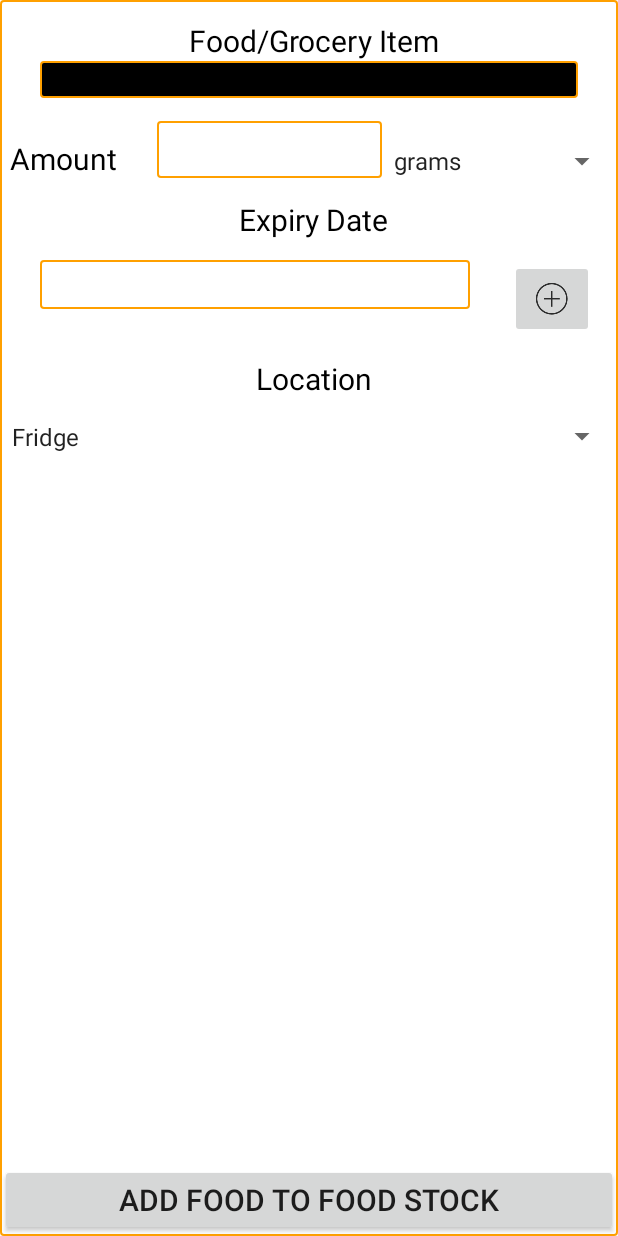
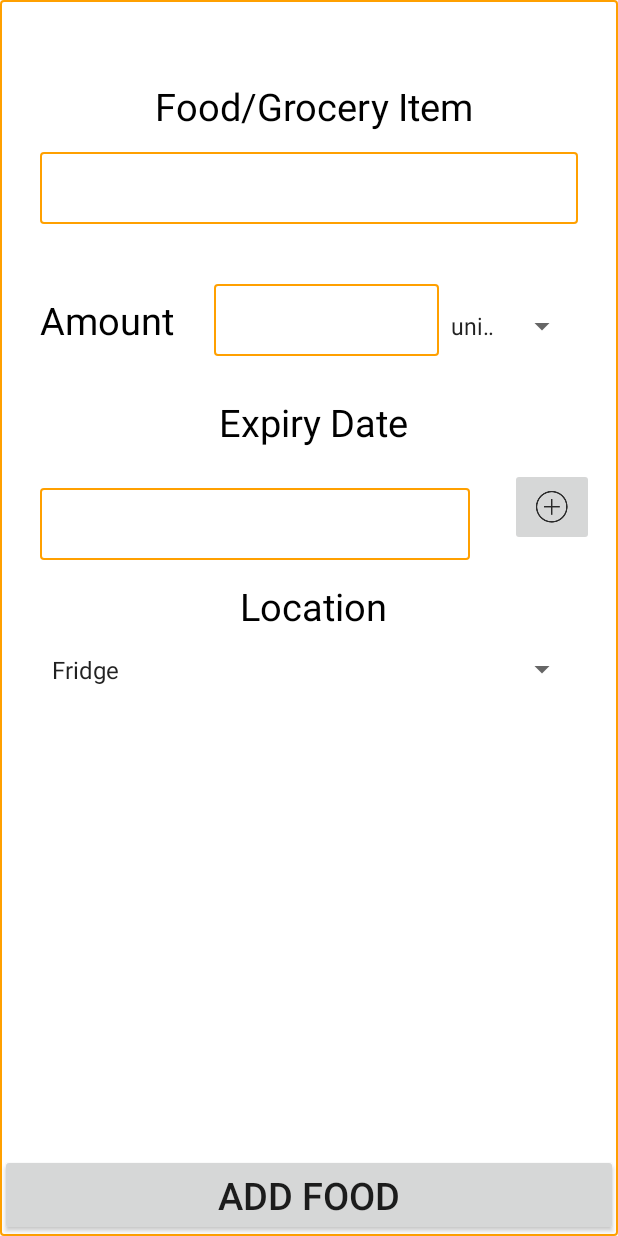
Before and after one commit to strebelr/FridgeManager, an Android app: the addFoodToFoodStock screen opened directly, with no data from a screen before it, on a phone screen of 412 x 824 dp. Run offline under Robolectric (Android 15) with nearby library versions, the phone set to English and light mode, and no system bars.

Commit message:
Fixed manual add

```diff
--- a/app/src/main/res/drawable/field_input_border.xml
+++ b/app/src/main/res/drawable/field_input_border.xml
@@ -1,11 +1,6 @@
 <?xml version="1.0" encoding="utf-8"?>
 <shape xmlns:android="http://schemas.android.com/apk/res/android"
     android:shape="rectangle" >
-
-    <!-- view background color -->
-    <solid
-        android:color="@color/common_google_signin_btn_text_dark" >
-    </solid>
 
     <!-- view border color and width -->
     <stroke
--- a/app/src/main/res/layout/activity_add_food.xml
+++ b/app/src/main/res/layout/activity_add_food.xml
@@ -4,32 +4,38 @@
     android:layout_width="fill_parent"
     android:layout_height="fill_parent"
     android:layout_gravity="center"
+    android:background="@drawable/container_border"
     android:orientation="vertical"
-    android:background="@drawable/container_border"
     android:weightSum="1">
 
     <TextView
         android:layout_width="wrap_content"
         android:layout_height="wrap_content"
+        android:layout_centerVertical="true"
         android:layout_gravity="center"
+        android:layout_marginTop="60px"
         android:paddingLeft="10px"
         android:paddingTop="20px"
+        android:paddingBottom="20px"
+        android:text="Food/Grocery Item"
         android:textColor="@android:color/black"
         android:textColorHighlight="@android:color/primary_text_dark"
-        android:layout_centerVertical="true"
-        android:textSize="20dp"
-        android:text="Food/Grocery Item" />
+        android:textSize="25dp" />
 
 
     <AutoCompleteTextView
+        android:id="@+id/addFoodName"
         android:layout_width="fill_parent"
         android:layout_height="wrap_content"
         android:layout_marginLeft="40px"
         android:layout_marginRight="40px"
-        android:id="@+id/addFoodName"
+        android:paddingBottom="10px"
+        android:paddingTop="10px"
         android:background="@drawable/field_input_border"
         android:inputType="text"
-
+        android:textSize="25dp"
+        android:paddingLeft="30px"
+        android:paddingRight="30px"
         />
 
 
@@ -43,96 +49,91 @@
         <TextView
             android:layout_width="wrap_content"
             android:layout_height="wrap_content"
-            android:paddingLeft="10px"
-            android:paddingTop="20px"
+            android:layout_centerVertical="true"
+            android:paddingLeft="40px"
+            android:paddingTop="10px"
+            android:paddingBottom="10px"
+            android:layout_marginTop="40px"
+            android:text="Amount"
             android:textColor="@android:color/black"
             android:textColorHighlight="@android:color/primary_text_dark"
-            android:layout_centerVertical="true"
-            android:textSize="20dp"
-            android:text="Amount" />
+            android:textSize="25dp" />
 
         <EditText
+            android:id="@+id/amounttext"
             android:layout_width="150dp"
             android:layout_height="wrap_content"
+            android:gravity="right"
+            android:paddingLeft="30px"
+            android:paddingRight="30px"
             android:layout_marginLeft="40px"
-            android:paddingTop="20px"
+            android:background="@drawable/field_input_border"
             android:inputType="number"
-            android:background="@drawable/field_input_border"
-            android:id="@+id/amounttext"
-             />
+            android:layout_marginTop="40px"
+            android:paddingTop="10px"
+            android:paddingBottom="10px"
+            android:textSize="25dp"/>
 
         <Spinner
             android:id="@+id/amountspinner"
-            android:entries="@array/amount"
+            android:layout_marginRight="40px"
+            android:layout_marginTop="40px"
             android:layout_width="match_parent"
             android:layout_height="wrap_content"
-            android:popupBackground="@android:color/transparent"
-            />
+            android:entries="@array/amount" />
 
     </LinearLayout>
 
     <TextView
         android:layout_width="wrap_content"
         android:layout_height="wrap_content"
+        android:layout_centerVertical="true"
         android:layout_gravity="center"
         android:paddingLeft="10px"
-        android:paddingTop="20px"
+        android:paddingTop="40px"
+        android:text="Expiry Date"
         android:textColor="@android:color/black"
         android:textColorHighlight="@android:color/primary_text_dark"
-        android:layout_centerVertical="true"
-        android:textSize="20dp"
-        android:text="Expiry Date" />
+        android:textSize="25dp" />
 
     <LinearLayout
         android:layout_width="fill_parent"
         android:layout_height="wrap_content"
         android:orientation="horizontal"
-        android:paddingTop="20px"
-        >
+        android:paddingTop="20px">
+
+            <TextView
+                android:layout_width="0dp"
+                android:layout_height="wrap_content"
+                android:layout_marginLeft="40px"
+                android:layout_marginRight="40px"
+                android:layout_marginTop="20px"
+                android:layout_weight="4"
+                android:background="@drawable/field_input_border"
+                android:gravity="center"
+                android:orientation="vertical"
+                android:paddingTop="10px"
+                android:paddingBottom="10px"
+                android:textSize="25dp"
+                android:id="@+id/expiry_date" />
 
         <LinearLayout
-
+            android:layout_width="0dp"
             android:layout_height="wrap_content"
-            android:orientation="vertical"
-            android:layout_width="0dp"
-            android:layout_weight="4"
-            android:layout_marginLeft="40px"
-            android:layout_marginRight="40px"
-            android:gravity="bottom"
-            android:background="@drawable/field_input_border"
-            android:paddingTop="20px"
-            >
-
-            <TextView
-                android:id="@+id/expiry_date"
-                android:layout_marginLeft="40px"
-                android:layout_marginRight="40px"
-                android:layout_width="wrap_content"
-                android:background="@drawable/field_input_border"
-                android:layout_height="wrap_content" />
-
-
-
-         </LinearLayout>
-
-        <LinearLayout
-            android:layout_height="wrap_content"
-            android:orientation="vertical"
+            android:layout_weight="1"
             android:gravity="top"
-            android:layout_width="0dp"
-            android:layout_weight="1"
-            >
+            android:orientation="vertical">
 
             <ImageButton
                 android:id="@+id/btn1"
                 android:layout_width="wrap_content"
                 android:layout_height="wrap_content"
-                    android:text="Pick Date"
+                android:layout_alignParentLeft="true"
+                android:layout_alignParentStart="true"
+                android:layout_centerVertical="true"
+                android:onClick="showDatePickerDialog"
                 android:src="@drawable/ic_plus"
-                    android:onClick="showDatePickerDialog"
-                    android:layout_centerVertical="true"
-                    android:layout_alignParentLeft="true"
-                    android:layout_alignParentStart="true" />
+                android:text="Pick Date" />
         </LinearLayout>
 
 
@@ -141,22 +142,23 @@
     <TextView
         android:layout_width="wrap_content"
         android:layout_height="wrap_content"
+        android:layout_centerVertical="true"
         android:layout_gravity="center"
         android:paddingLeft="10px"
         android:paddingTop="20px"
+        android:text="Location"
         android:textColor="@android:color/black"
         android:textColorHighlight="@android:color/primary_text_dark"
-        android:layout_centerVertical="true"
-        android:textSize="20dp"
-        android:text="Location" />
+        android:textSize="25dp" />
 
 
     <Spinner
         android:id="@+id/spinner1_for_location"
+        android:layout_marginRight="40px"
+        android:layout_marginLeft="40px"
         android:layout_width="match_parent"
         android:layout_height="50dp"
         android:entries="@array/locations"
-
         />
 
     <LinearLayout
@@ -164,13 +166,15 @@
         android:layout_height="0dip"
         android:layout_weight="1"
         android:gravity="center|bottom"
-        android:orientation="vertical" >
+        android:orientation="vertical">
+
         <Button
+            android:id="@+id/button_add_to_food_stock"
             android:layout_width="match_parent"
             android:layout_height="wrap_content"
-        android:text="ADD FOOD TO FOOD STOCK"
-        android:id="@+id/button_add_to_food_stock"
-        android:textSize="20dp" />
+
+            android:text="ADD FOOD"
+            android:textSize="25dp" />
         ... />
 
     </LinearLayout>
--- a/app/src/main/res/layout/fragment_food_stock.xml
+++ b/app/src/main/res/layout/fragment_food_stock.xml
@@ -9,6 +9,9 @@
     <ScrollView
         android:layout_width="match_parent"
         android:layout_height="match_parent"
+        android:layout_marginTop="20px"
+        android:layout_marginRight="50px"
+        android:layout_marginLeft="50px"
         android:scrollbars="none"
         android:layout_centerHorizontal="true"
         android:id="@+id/scrollView2">
--- a/app/src/main/res/values-v21/styles.xml
+++ b/app/src/main/res/values-v21/styles.xml
@@ -10,6 +10,7 @@
         <item name="colorPrimary">@color/colorPrimary</item>
         <item name="colorPrimaryDark">@color/colorPrimaryDark</item>
         <item name="colorAccent">@color/colorAccent</item>
+
     </style>
 
 </resources>
--- a/app/src/main/res/values/strings.xml
+++ b/app/src/main/res/values/strings.xml
@@ -27,15 +27,17 @@
     <string name="add_all">Add all</string>
     <string name="try_again">Try again</string>
     <string-array name="amount">
+        <item>units</item>
         <item>grams</item>
         <item>kilograms</item>
-        <item>pounds</item>
-        <item>servings</item>
+        <item>liters</item>
+        <item>cups</item>
     </string-array>
     <string-array name="locations">
         <item>Fridge</item>
+        <item>Fresh</item>
+        <item>Pantry</item>
         <item>Freezer</item>
-        <item>Pantry</item>
     </string-array>
     <string name="add_food">Add Food</string>
 </resources>
```
Also changed, not shown: app/src/main/java/com/cpen321/fridgemanager/Activity/addFoodToFoodStock.java (+54 -26 lines), app/src/main/java/com/cpen321/fridgemanager/Activity/addFoodToFoodStockDatePicker.java (+9 -19 lines), app/src/main/res/layout/list_item.xml (added, +8 -0 lines). Lines whose indentation alone changed are shown as unchanged.
